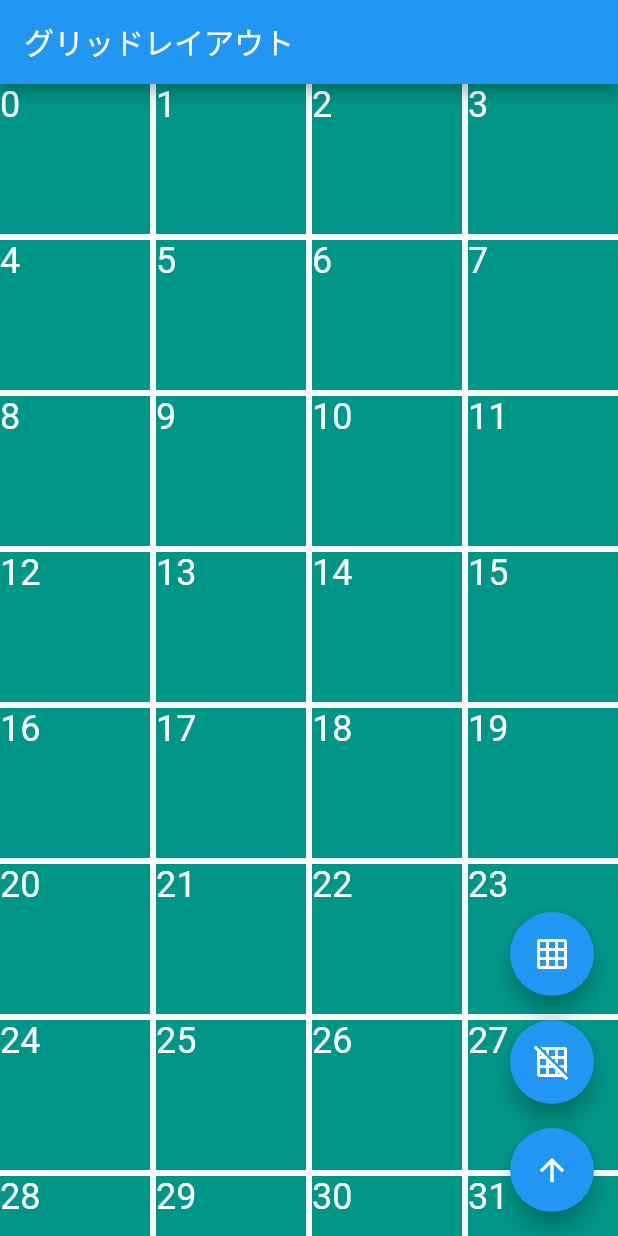
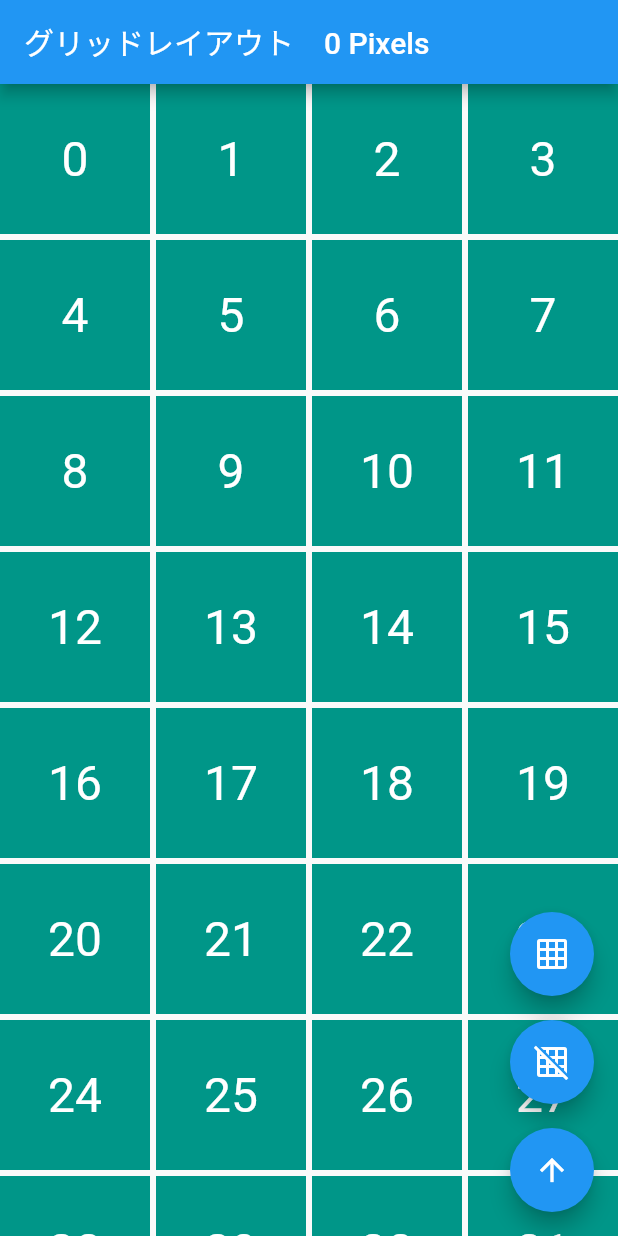
Before and after one commit to ryuichi3811/flutter_app, a Flutter app: the screen it shows after launch, after a tap on the "grid on" icon, on a phone screen of 412 x 824 dp. Run offline on Flutter 3.47's test engine with Material 2 defaults, Android fonts, the phone set to English and light mode, and no system bars.

Commit message:
add: スクロールの位置情報取得の機能

```diff
--- a/lib/sample/Grid/grid_view.dart
+++ b/lib/sample/Grid/grid_view.dart
@@ -13,22 +13,37 @@ class _GridViewSampleState extends State<GridViewSample> {
   // スクロールアニメーションの定義 & 初期化
   final ScrollController _scrollController = ScrollController();
 
+  // スクロールアニメーションの後処理
   @override
   void dispose() {
     _scrollController.dispose();
     super.dispose();
   }
 
+  // スクロール位置を取得する
+  @override
+  void initState() {
+    _scrollController.addListener(() {
+      setState(() {});
+    });
+    super.initState();
+  }
+
+  @override
   Widget build(BuildContext context) {
     return Scaffold(
       appBar: AppBar(
-        title: const Text("グリッドレイアウト"),
+        title: Text(// スクロールビューとアタッチされていれば位置表記,アタッチしてなかったら例外処理として「0」を表記
+            "グリッドレイアウト　${_scrollController.hasClients ? _scrollController.position.pixels.toInt().toString() : 0} Pixels"),
       ),
       floatingActionButton: Column(
         mainAxisAlignment: MainAxisAlignment.end,
         children: <Widget>[
+          // グリッドを増やすボタン
           FloatingActionButton(
+            // 複数のFloatingActionButtonを利用するときは heroTag で認識する
             heroTag: "grid_on",
+            // 5列までは増やす
             onPressed: () {
               if (_columnsCount < 5) {
                 setState(() {
@@ -41,11 +56,14 @@ class _GridViewSampleState extends State<GridViewSample> {
               color: Colors.white,
             ),
           ),
+          // スペース
           const SizedBox(
             height: 16,
           ),
+          // グリッドを減らすボタン
           FloatingActionButton(
             heroTag: "grid_off",
+            // 1列までは減らす
             onPressed: () {
               if (_columnsCount > 1) {
                 setState(() {
@@ -61,9 +79,14 @@ class _GridViewSampleState extends State<GridViewSample> {
           const SizedBox(
             height: 16,
           ),
+          // トップに戻るボタン
           FloatingActionButton(
             heroTag: "arrow_upward",
             onPressed: () {
+              // アニメーション処理
+              // 第一引数：どこまで移動するか（今回は最上部の為、０）
+              // 第二引数： duration -> アニメーションの期間を指定
+              // 第三引数： curve -> アニメーションの推移の指定
               _scrollController.animateTo(0,
                   duration: const Duration(milliseconds: 600),
                   curve: Curves.easeInOutQuint);
@@ -82,12 +105,13 @@ class _GridViewSampleState extends State<GridViewSample> {
             crossAxisSpacing: 4,
             mainAxisSpacing: 4),
         itemBuilder: ((context, index) => Container(
-              color: Colors.teal,
+            color: Colors.teal,
+            child: Center(
               child: Text(
                 index.toString(),
-                style: const TextStyle(fontSize: 24, color: Colors.white),
+                style: const TextStyle(fontSize: 32, color: Colors.white),
               ),
-            )),
+            ))),
       ),
     );
   }
```
